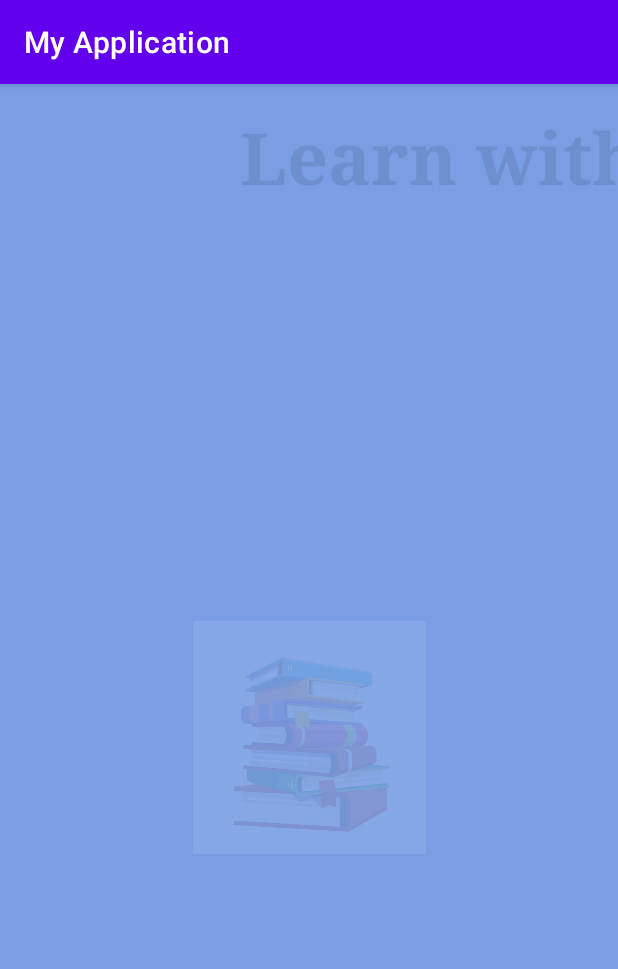
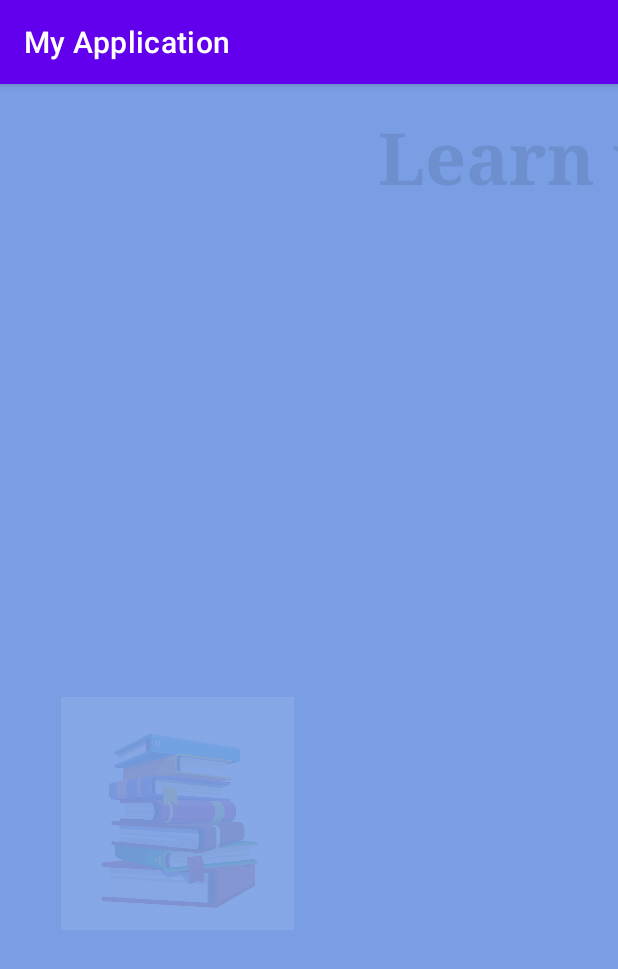
Before and after one commit to HindSuleimanHussein/8thGrade_World_History_Quiz_Game, an Android app: the MainActivity2 screen opened directly, with no data from a screen before it, on a phone screen of 412 x 824 dp. Shown: the top 969 px of the screen. Run offline under Robolectric (Android 15) with nearby library versions, the phone set to English and light mode, and no system bars.

Commit message:
version 3

```diff
--- a/app/src/main/java/com/example/myapplication/MainActivity2.java
+++ b/app/src/main/java/com/example/myapplication/MainActivity2.java
@@ -26,8 +26,8 @@ public class MainActivity2  extends AppCompatActivity {
             txt = findViewById(R.id.txt);
             img = findViewById(R.id.img);
 
-            txt.setAnimation(right);
-            img.setAnimation(left);
+            txt.setAnimation(left);
+            img.setAnimation(right);
             Handler handler = new Handler();
             handler.postDelayed(new Runnable() {
                 @Override
--- a/app/src/main/res/anim/left_animation.xml
+++ b/app/src/main/res/anim/left_animation.xml
@@ -2,9 +2,9 @@
 <set xmlns:android="http://schemas.android.com/apk/res/android">
 
     <translate
-            android:fromXDelta="0"
-            android:toXDelta="-100"
-            android:duration="2000" />
+            android:fromYDelta="0%"
+            android:fromXDelta="-100%"
+            android:duration="1500" />
 
     <alpha
             android:fromAlpha="0.1"
--- a/app/src/main/res/anim/right_animation.xml
+++ b/app/src/main/res/anim/right_animation.xml
@@ -2,9 +2,9 @@
 <set xmlns:android="http://schemas.android.com/apk/res/android">
 
     <translate
-            android:fromXDelta="0"
-            android:toXDelta="100"
-            android:duration="2000" />
+            android:fromYDelta="0%"
+            android:fromXDelta="100%"
+            android:duration="1500" />
 
     <alpha
             android:fromAlpha="0.1"
--- a/app/src/main/res/layout/activity_main2.xml
+++ b/app/src/main/res/layout/activity_main2.xml
@@ -12,7 +12,7 @@
             android:id="@+id/txt"
             android:layout_width="wrap_content"
             android:layout_height="wrap_content"
-            android:layout_marginStart="160dp"
+            android:layout_marginStart="252dp"
             android:layout_marginTop="16dp"
             android:fontFamily="serif"
             android:text="@string/learn_with_us"
@@ -28,8 +28,8 @@
             app:layout_constraintEnd_toEndOf="parent"
             app:layout_constraintStart_toStartOf="parent"
             app:layout_constraintTop_toTopOf="parent"
-            app:layout_constraintVertical_bias="0.588"
-            app:srcCompat="@drawable/books"/>
+            app:layout_constraintVertical_bias="0.673"
+            app:srcCompat="@drawable/books" app:layout_constraintHorizontal_bias="0.159"/>
 
 
 </androidx.constraintlayout.widget.ConstraintLayout>
```
